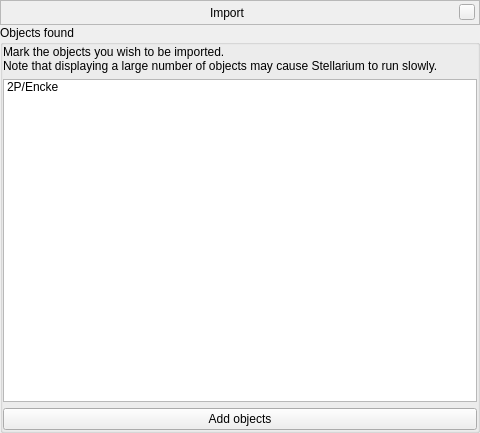
Old version of the form plugins/CometsAsteroidsImporter/src/gui/importWindow.ui in the repository 519984307/stellarium_src.
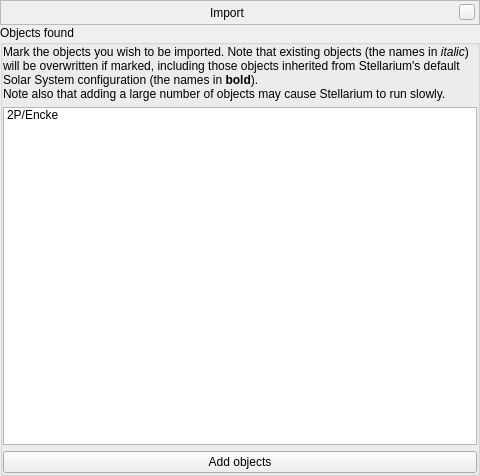
New version of the form. The open tabs and pages were chosen to show the change. Custom widgets are drawn as their Qt base class.

Patch:
```diff
--- a/plugins/CometsAsteroidsImporter/src/gui/importWindow.ui
+++ b/plugins/CometsAsteroidsImporter/src/gui/importWindow.ui
@@ -8,7 +8,7 @@
     <x>0</x>
     <y>0</y>
     <width>480</width>
-    <height>408</height>
+    <height>476</height>
    </rect>
   </property>
   <layout class="QVBoxLayout" name="verticalLayout_2">
@@ -336,8 +336,7 @@
           <item>
            <widget class="QLabel" name="labelInstructions">
             <property name="text">
-             <string>Mark the objects you wish to be imported.
-Note that displaying a large number of objects may cause Stellarium to run slowly.</string>
+             <string>Mark the objects you wish to be imported. Note that existing objects (the names in &lt;i&gt;italic&lt;/i&gt;) will be overwritten if marked, including those objects inherited from Stellarium's default Solar System configuration (the names in &lt;b&gt;bold&lt;/b&gt;).&lt;br/&gt;Note also that adding a large number of objects may cause Stellarium to run slowly.</string>
             </property>
             <property name="wordWrap">
              <bool>true</bool>
```
